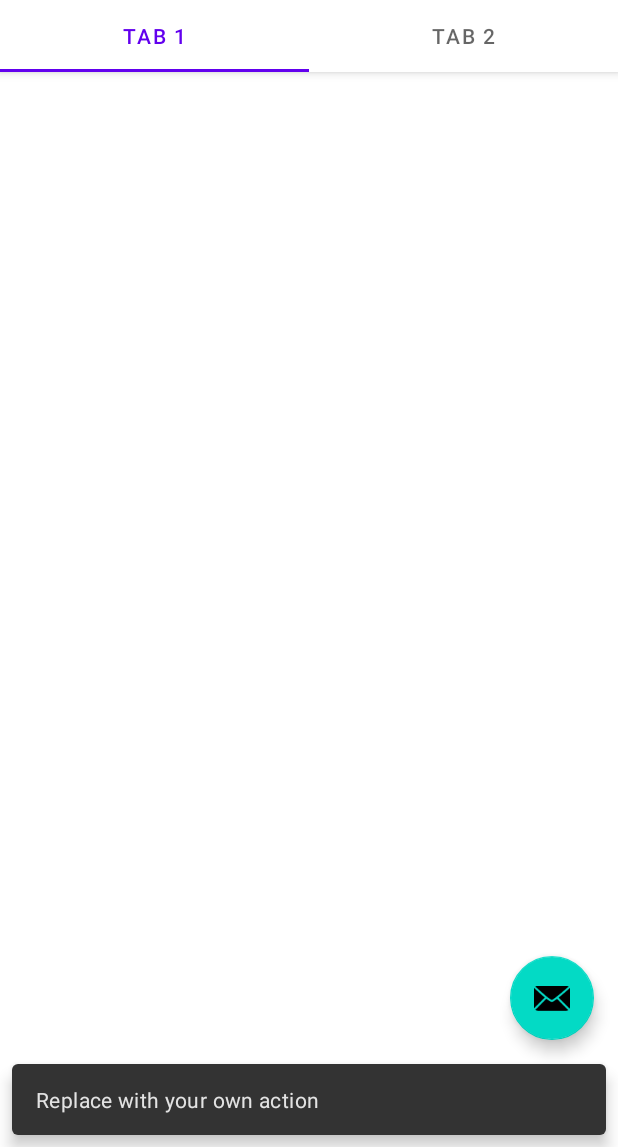
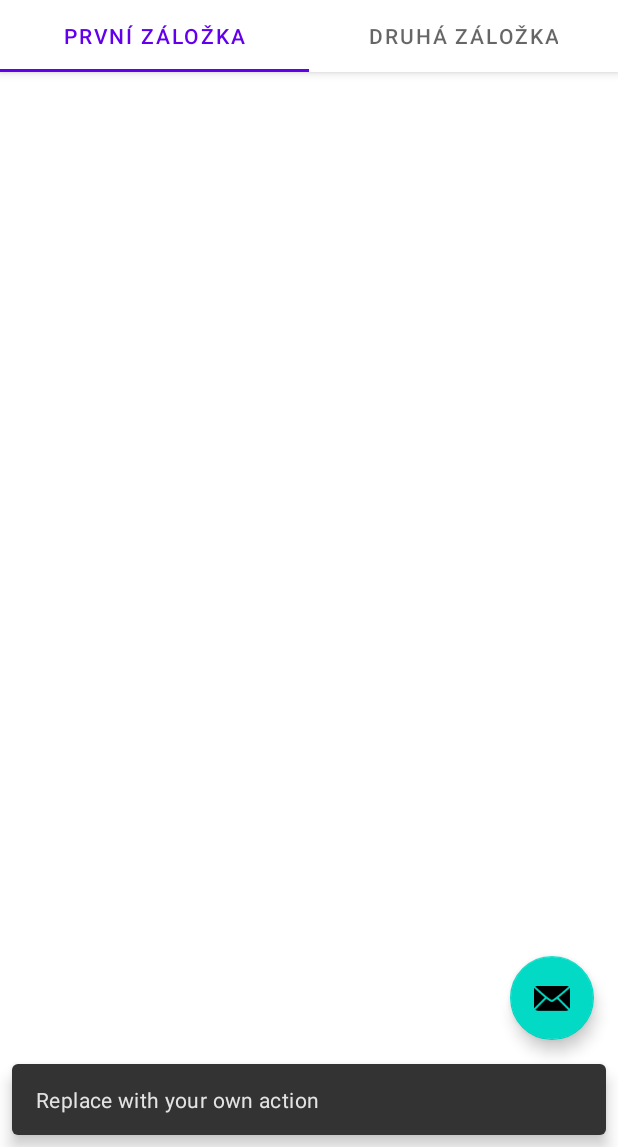
Before and after one commit to SrockNiper/smart-glasses-projekt, an Android app: the screen it shows after launch (MainActivity), after a tap on an icon or button, on a phone screen of 412 x 824 dp, the part 89-1236 px from its top. Run offline under Robolectric (Android 15) with nearby library versions, the phone set to English and light mode, and no system bars; 1 statement that could not run was skipped.

Commit message:
Update strings.xml

```diff
--- a/aplikace/app/src/main/res/values/strings.xml
+++ b/aplikace/app/src/main/res/values/strings.xml
@@ -1,5 +1,5 @@
 <resources>
     <string name="app_name">aplikace pro brýle</string>
-    <string name="tab_text_1">Tab 1</string>
-    <string name="tab_text_2">Tab 2</string>
+    <string name="tab_text_1">První záložka</string>
+    <string name="tab_text_2">Druhá záložka</string>
 </resources>
```
